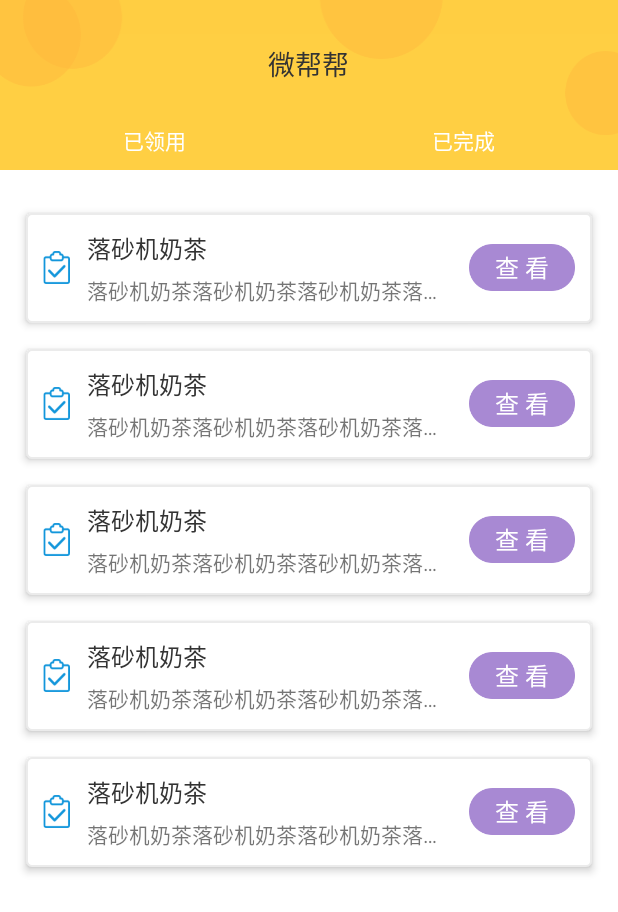
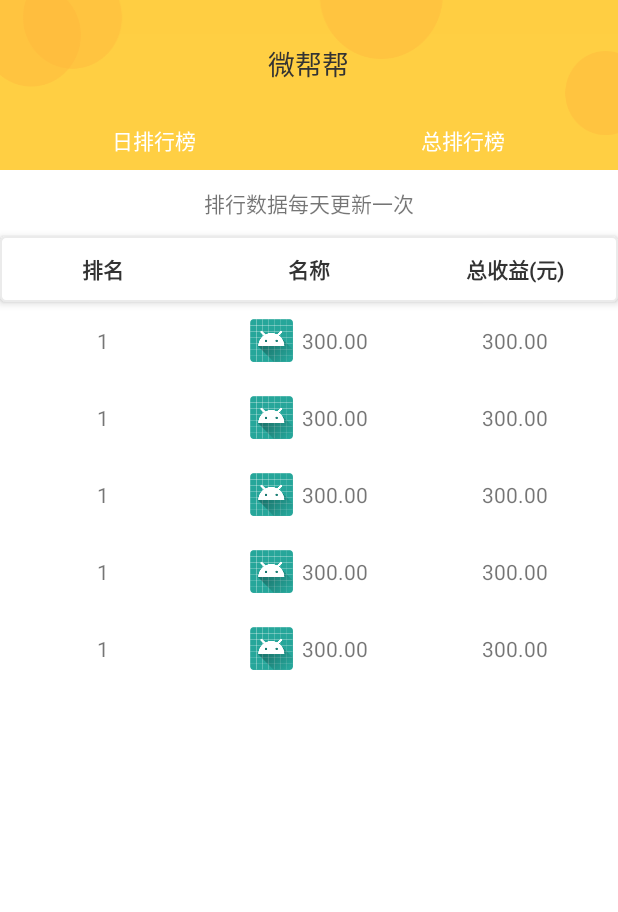
Before and after one commit to zyf19930419/baping, an Android app: the layout ranking_list.xml on its own in the app's theme, with its tools: preview values and no code run, on a phone screen of 412 x 824 dp. Shown: the top 912 px of the screen. Run offline under Robolectric (Android 15) with nearby library versions, the phone set to English and light mode, and no system bars.

Commit message:
微帮帮布局搭建

```diff
--- /dev/null
+++ b/app/src/main/res/layout/ranking_item.xml
@@ -0,0 +1,46 @@
+<?xml version="1.0" encoding="utf-8"?>
+<LinearLayout xmlns:android="http://schemas.android.com/apk/res/android"
+    android:layout_width="match_parent"
+    android:layout_height="wrap_content"
+    android:gravity="center_vertical"
+    android:orientation="horizontal"
+    android:paddingBottom="10dp"
+    android:paddingTop="10dp">
+
+    <TextView
+        android:layout_width="0dp"
+        android:layout_height="wrap_content"
+        android:layout_weight="1"
+        android:gravity="center"
+        android:text="1"
+        android:textSize="12sp" />
+
+    <LinearLayout
+        android:layout_width="0dp"
+        android:layout_height="wrap_content"
+        android:layout_weight="1"
+        android:gravity="center"
+        android:orientation="horizontal">
+
+        <ImageView
+            android:layout_width="25dp"
+            android:layout_height="25dp"
+            android:src="@mipmap/ic_launcher" />
+
+        <TextView
+            android:layout_width="wrap_content"
+            android:layout_height="wrap_content"
+            android:layout_marginStart="5dp"
+            android:gravity="center"
+            android:text="300.00"
+            android:textSize="12sp" />
+    </LinearLayout>
+
+    <TextView
+        android:layout_width="0dp"
+        android:layout_height="wrap_content"
+        android:layout_weight="1"
+        android:gravity="center"
+        android:text="300.00"
+        android:textSize="12sp" />
+</LinearLayout>
--- a/app/src/main/res/layout/ranking_list.xml
+++ b/app/src/main/res/layout/ranking_list.xml
@@ -27,7 +27,7 @@
                 android:layout_width="wrap_content"
                 android:layout_height="wrap_content"
                 android:gravity="center"
-                android:text="@string/already_used"
+                android:text="@string/daily_rankings"
                 android:textColor="@color/white"
                 android:textSize="12sp" />
         </LinearLayout>
@@ -44,16 +44,60 @@
                 android:layout_width="wrap_content"
                 android:layout_height="wrap_content"
                 android:gravity="center"
-                android:text="@string/completed"
+                android:text="@string/universal_leaderboard"
                 android:textColor="@color/white"
                 android:textSize="12sp" />
         </LinearLayout>
     </LinearLayout>
+    <TextView
+        android:text="@string/rank_tips"
+        android:gravity="center"
+        android:paddingTop="10dp"
+        android:paddingBottom="10dp"
+        android:textSize="12sp"
+        android:layout_width="match_parent"
+        android:layout_height="wrap_content" />
+
+    <LinearLayout
+        android:elevation="3dp"
+        android:background="@drawable/edit_shape"
+        android:layout_width="match_parent"
+        android:paddingTop="10dp"
+        android:paddingBottom="10dp"
+        android:layout_height="wrap_content">
+
+        <TextView
+            android:text="@string/ranking"
+            android:textSize="12sp"
+            android:gravity="center"
+            android:textColor="@color/txt_black"
+            android:layout_width="0dp"
+            android:textStyle="bold"
+            android:layout_weight="1"
+            android:layout_height="wrap_content" />
+        <TextView
+            android:text="@string/ranking_name"
+            android:layout_width="0dp"
+            android:layout_weight="1"
+            android:textSize="12sp"
+            android:gravity="center"
+            android:textStyle="bold"
+            android:textColor="@color/txt_black"
+            android:layout_height="wrap_content" />
+        <TextView
+            android:text="@string/total_income"
+            android:layout_width="0dp"
+            android:layout_weight="1"
+            android:textSize="12sp"
+            android:gravity="center"
+            android:textStyle="bold"
+            android:textColor="@color/txt_black"
+            android:layout_height="wrap_content" />
+    </LinearLayout>
 
     <android.support.v7.widget.RecyclerView
         android:id="@+id/recyclerView"
-        android:layout_marginTop="10dp"
-        tools:listitem="@layout/task_item"
+        tools:listitem="@layout/ranking_item"
         tools:itemCount="5"
         android:layout_width="match_parent"
         android:layout_height="match_parent" />
--- a/app/src/main/res/values/strings.xml
+++ b/app/src/main/res/values/strings.xml
@@ -109,6 +109,14 @@
     <string name="general_task">普通任务</string>
     <string name="advanced_task">高级任务</string>
 
+    <!--排行榜-->
+    <string name="daily_rankings">日排行榜</string>
+    <string name="universal_leaderboard">总排行榜</string>
+    <string name="rank_tips">排行数据每天更新一次</string>
+    <string name="ranking">排名</string>
+    <string name="ranking_name">名称</string>
+    <string name="total_income">总收益(元)</string>
+
     <!--我的任务-->
     <string name="already_used">已领用</string>
     <string name="completed">已完成</string>
```
